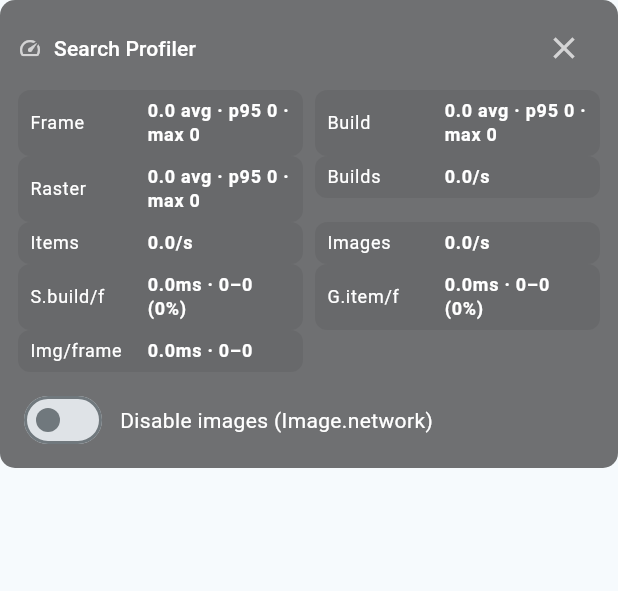
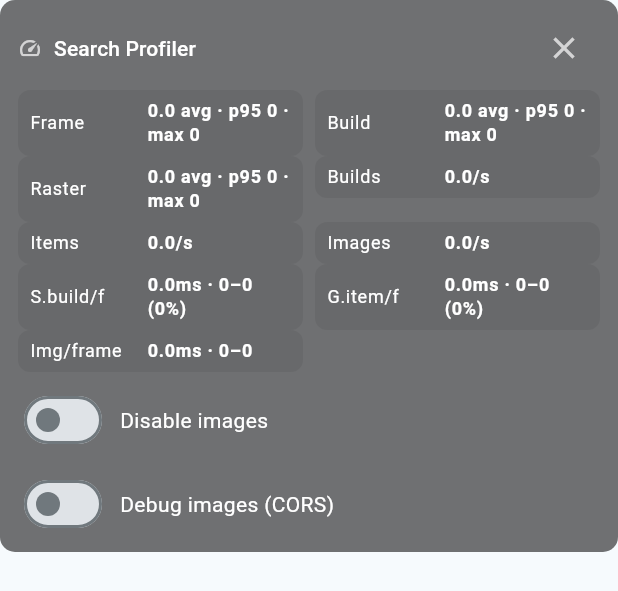
Before and after one commit to LEChaney/PoseTrainer, a Flutter app: the _SearchProfilerHud widget shown alone on an empty page, opened directly with empty values, on a phone screen of 412 x 824 dp. Shown: the top 591 px of the screen. Run offline on Flutter 3.47's test engine with Material 3 defaults, Android fonts, the light colour scheme and no system bars; our stand-ins replace hive_ce, hive_ce_flutter, share_plus, web; missing offline and left inert: dart:js_interop; accounts and stored records are empty; network calls fail.

Commit message:
Extra debug for CORs image perf impact

```diff
--- a/lib/screens/search_screen.dart
+++ b/lib/screens/search_screen.dart
@@ -46,6 +46,7 @@ class _SearchScreenState extends State<SearchScreen>
   final DebugProfiler _profiler = DebugProfiler();
   bool _showProfilerHud = false;
   bool _disableImages = false; // when true, do not build Image.network
+  bool _debugCorsSafeImages = false; // when true, use CORS-safe debug images
   // HUD ticker moved into the HUD widget to avoid rebuilding the whole screen.
 
   @override
@@ -181,6 +182,7 @@ class _SearchScreenState extends State<SearchScreen>
                         result: r,
                         selected: selected,
                         disableImage: _disableImages,
+                        debugCorsSafeImages: _debugCorsSafeImages,
                         profiler: _profiler,
                         onImageBuilt: (ms) {
                           _profiler.noteSearchImageWidgetCreated();
@@ -275,7 +277,10 @@ class _SearchScreenState extends State<SearchScreen>
                 child: _SearchProfilerHud(
                   profiler: _profiler,
                   disableImages: _disableImages,
+                  debugCorsSafeImages: _debugCorsSafeImages,
                   onToggleImages: (v) => setState(() => _disableImages = v),
+                  onToggleDebugImages: (v) =>
+                      setState(() => _debugCorsSafeImages = v),
                   onClose: _hideProfilerHud,
                 ),
               ),
@@ -683,12 +688,14 @@ class _ResultTile extends StatelessWidget {
     required this.onToggle,
     required this.profiler,
     this.disableImage = false,
+    this.debugCorsSafeImages = false,
     this.onImageBuilt,
   });
   final ReferenceResult result;
   final bool selected;
   final VoidCallback onToggle;
   final bool disableImage;
+  final bool debugCorsSafeImages;
   final DebugProfiler profiler;
   final void Function(double ms)? onImageBuilt;
   @override
@@ -714,17 +721,24 @@ class _ResultTile extends StatelessWidget {
                 : Builder(
                     builder: (context) {
                       final swImg = Stopwatch()..start();
+                      // Choose a CORS-safe debug image source when enabled to avoid
+                      // WebHtmlElementStrategy.fallback (platform views) and keep CanvasKit.
+                      final String url = debugCorsSafeImages
+                          ? 'https://picsum.photos/seed/${Uri.encodeComponent(result.id)}/$targetPx/$targetPx'
+                          : result.previewUrl;
                       final img = PaintProfiler(
                         profiler: profiler,
                         label: "GridView.Image",
                         child: Image.network(
-                          result.previewUrl,
+                          url,
                           fit: BoxFit.contain,
                           filterQuality: FilterQuality.low,
                           cacheWidth: targetPx,
                           excludeFromSemantics: true,
                           webHtmlElementStrategy: kIsWeb
-                              ? WebHtmlElementStrategy.fallback
+                              ? (debugCorsSafeImages
+                                    ? WebHtmlElementStrategy.never
+                                    : WebHtmlElementStrategy.fallback)
                               : WebHtmlElementStrategy.never,
                           errorBuilder: (ctx, err, st) => const ColoredBox(
                             color: Colors.black26,
@@ -787,12 +801,16 @@ class _ResultTile extends StatelessWidget {
 class _SearchProfilerHud extends StatefulWidget {
   final DebugProfiler profiler;
   final bool disableImages;
+  final bool debugCorsSafeImages;
   final ValueChanged<bool> onToggleImages;
+  final ValueChanged<bool> onToggleDebugImages;
   final VoidCallback onClose;
   const _SearchProfilerHud({
     required this.profiler,
     required this.disableImages,
+    required this.debugCorsSafeImages,
     required this.onToggleImages,
+    required this.onToggleDebugImages,
     required this.onClose,
   });
   @override
@@ -946,7 +964,13 @@ class _SearchProfilerHudState extends State<_SearchProfilerHud> {
                   ],
                 ),
                 const SizedBox(height: 8),
+                Wrap(
+                  spacing: 16,
+                  runSpacing: 8,
+                  crossAxisAlignment: WrapCrossAlignment.center,
+                  children: [
                     Row(
+                      mainAxisSize: MainAxisSize.min,
                       children: [
                         Switch.adaptive(
                           value: widget.disableImages,
@@ -954,8 +978,24 @@ class _SearchProfilerHudState extends State<_SearchProfilerHud> {
                         ),
                         const SizedBox(width: 8),
                         const Text(
-                      'Disable images (Image.network)',
+                          'Disable images',
                           style: TextStyle(color: Colors.white),
+                        ),
+                      ],
+                    ),
+                    Row(
+                      mainAxisSize: MainAxisSize.min,
+                      children: [
+                        Switch.adaptive(
+                          value: widget.debugCorsSafeImages,
+                          onChanged: widget.onToggleDebugImages,
+                        ),
+                        const SizedBox(width: 8),
+                        const Text(
+                          'Debug images (CORS)',
+                          style: TextStyle(color: Colors.white),
+                        ),
+                      ],
                     ),
                   ],
                 ),
```
Lines whose indentation alone changed are shown as unchanged.
